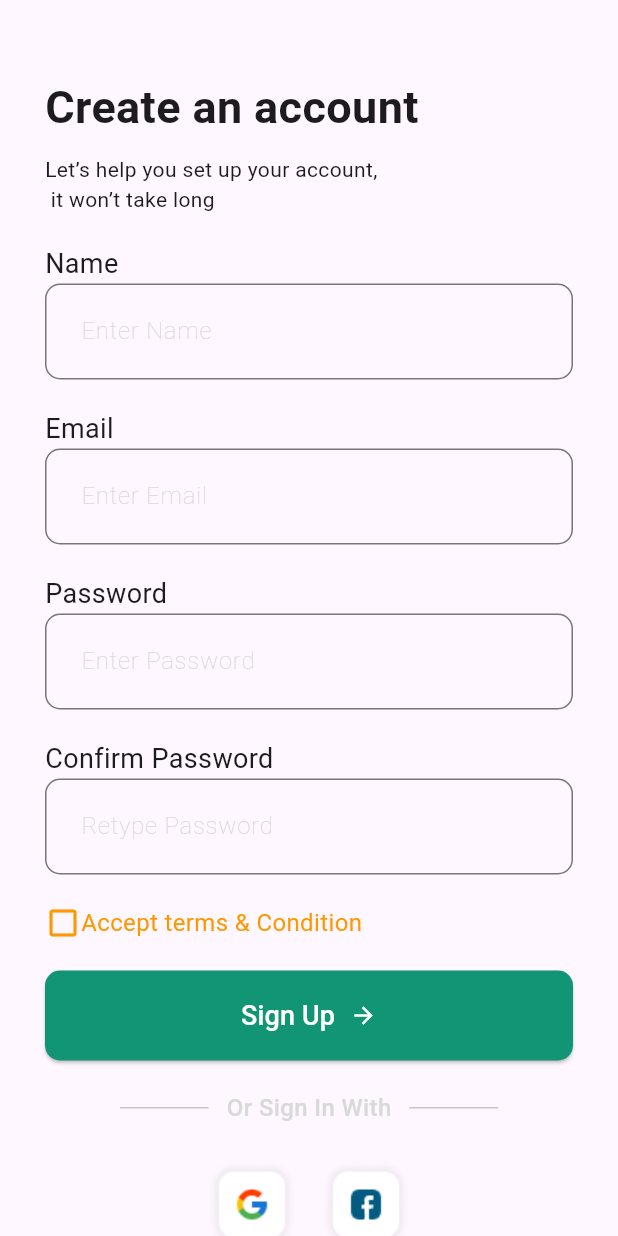
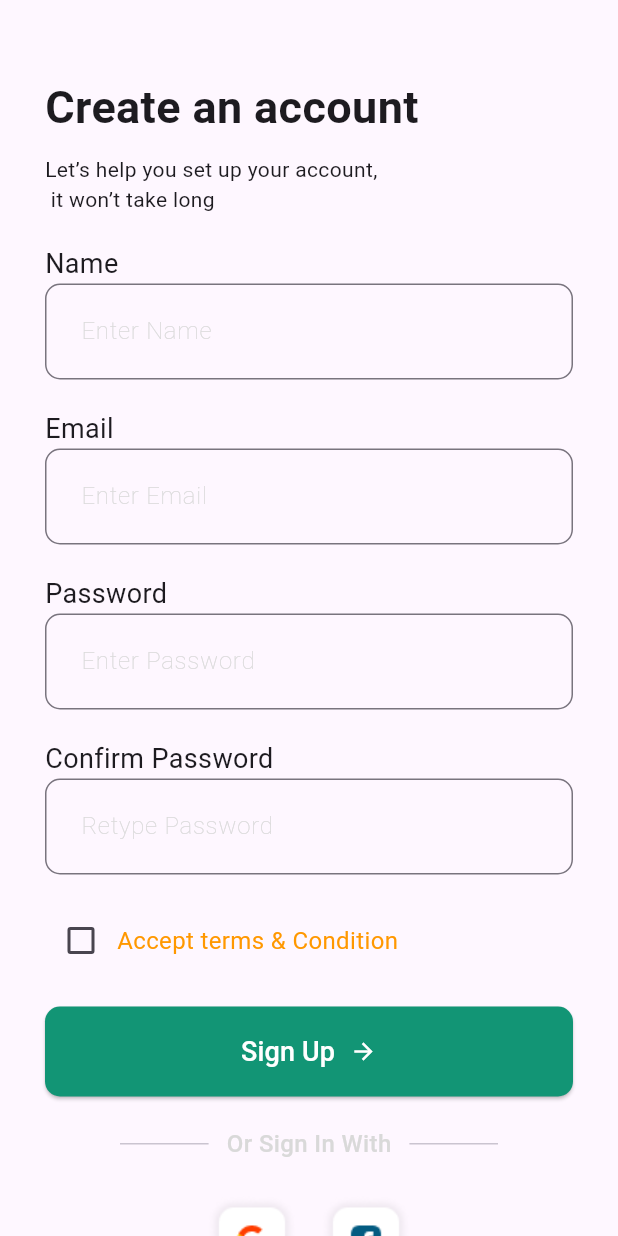
Before and after one commit to youmna-dot/App1_Breakin_Point, a Flutter app: the screen it shows after launch, on a phone screen of 412 x 824 dp. Run offline on Flutter 3.47's test engine with Material 3 defaults, Android fonts, the phone set to English and light mode, and no system bars.

Commit message:
Update code with latest changes

```diff
--- a/lib/screens/signUp_screen.dart
+++ b/lib/screens/signUp_screen.dart
@@ -1,9 +1,15 @@
 // screens/signUp_screen.dart
 import 'package:flutter/material.dart';
 
-class SignupScreen extends StatelessWidget {
+class SignupScreen extends StatefulWidget {
   const SignupScreen({super.key});
 
+  @override
+  State<SignupScreen> createState() => _SignupScreenState();
+}
+
+class _SignupScreenState extends State<SignupScreen> {
+  bool isChecked = false;
   @override
   Widget build(BuildContext context) {
     return Scaffold(
@@ -154,17 +160,23 @@ class SignupScreen extends StatelessWidget {
           SizedBox(height: 20,),
 
           Row(
-            mainAxisAlignment: MainAxisAlignment.start,
             children: [
-             Icon(
-              Icons.check_box_outline_blank,
-              color: Colors.orange,),
-              const Text(
+              Checkbox(
+                value: isChecked,
+                activeColor: Colors.orange,
+                onChanged: (bool? value){
+                  setState(() {
+                    isChecked = value ?? false ;
+                  });
+                },
+              ),
+              Text(
                 'Accept terms & Condition',
                 style: TextStyle(
                   fontSize: 16,
-                  color: Colors.orange),
-              ),
+                  color: Colors.orange,
+                ),
+              )
             ],
           ),
           SizedBox(height: 20),
```
